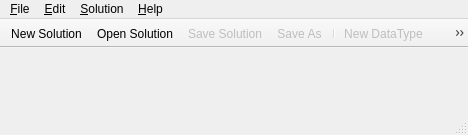
The window that mainwindow.ui (fritzone/ddm) describes before a commit, drawn with Qt 5.
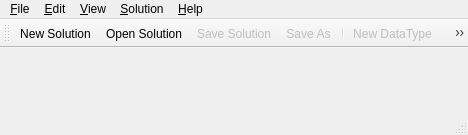
The same window after the commit. Icons and pictures are not drawn.

Diff of the .ui file:
```diff
--- a/mainwindow.ui
+++ b/mainwindow.ui
@@ -77,14 +77,22 @@
     </property>
     <addaction name="action_About"/>
    </widget>
+   <widget class="QMenu" name="menu_View">
+    <property name="title">
+     <string>&amp;View</string>
+    </property>
+    <addaction name="action_ProjectTree"/>
+    <addaction name="action_Datatypes_Tree"/>
+   </widget>
    <addaction name="menu_File"/>
    <addaction name="menu_Edit"/>
+   <addaction name="menu_View"/>
    <addaction name="menu_Solution"/>
    <addaction name="menu_Help"/>
   </widget>
   <widget class="QToolBar" name="mainToolBar">
    <property name="movable">
-    <bool>false</bool>
+    <bool>true</bool>
    </property>
    <property name="toolButtonStyle">
     <enum>Qt::ToolButtonIconOnly</enum>
```
Left out of the diff: 65 changed lines with no effect on the pictures.
